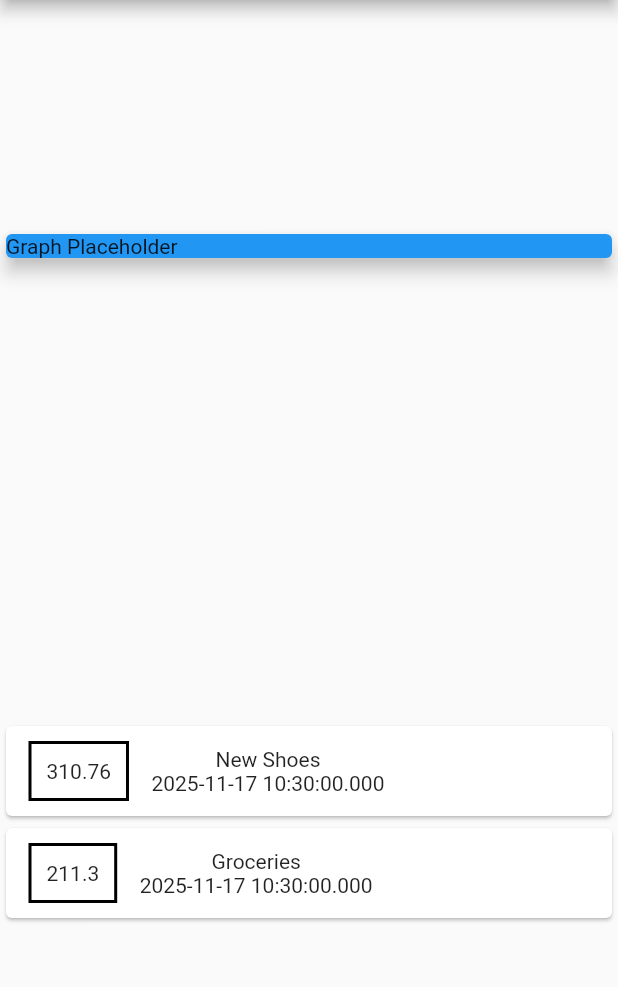
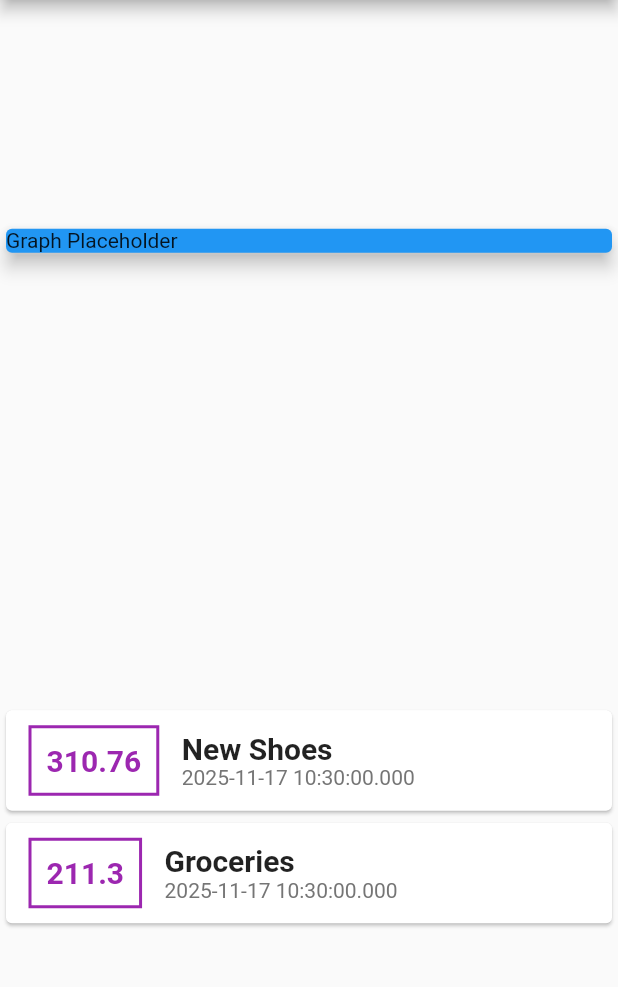
Before and after one commit to G-m4rtins/Personal_expenses, a Flutter app: the screen it shows after launch, on a phone screen of 412 x 824 dp, the part 84-1071 px from its top. Run offline on Flutter 3.47's test engine with Material 2 defaults, Android fonts, the phone set to English and light mode, and no system bars.

Commit message:
enhance UI styling for transaction display

```diff
--- a/lib/main.dart
+++ b/lib/main.dart
@@ -64,18 +64,36 @@ class MyHomePage extends StatelessWidget {
                       ),
                       decoration: BoxDecoration(
                         border: Border.all(
-                          color: Colors.black,
+                          color: Colors.purple,
                           width: 2,
                         ),
                       ),
                       padding: EdgeInsets.all(10),
-                      child: Text(tr.value.toString()
+                      child: Text(
+                          tr.value.toString(),
+                          style: TextStyle(
+                            fontWeight: FontWeight.bold,
+                            fontSize: 20,
+                            color: Colors.purple,
+                          )
                       ),
                     ),
                     Column(
+                      crossAxisAlignment: CrossAxisAlignment.start,
                       children: <Widget> [
-                        Text(tr.title),
-                        Text(tr.date.toString()),
+                        Text(
+                            tr.title,
+                            style: TextStyle(
+                              fontSize: 20,
+                              fontWeight: FontWeight.bold,
+                            )
+                        ),
+                        Text(
+                          tr.date.toString(),
+                            style: TextStyle(
+                              color: Colors.grey[600],
+                            )
+                        ),
                       ],
                     )
 
```
